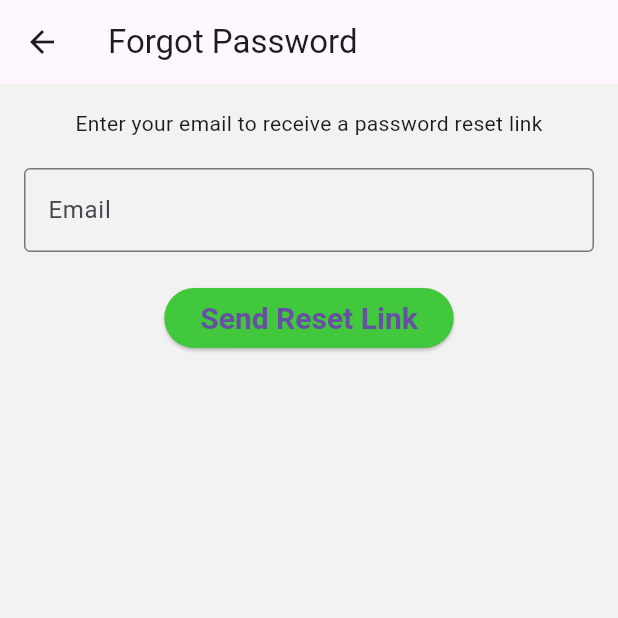
After one commit to Dinesh-jrr/Futsal-Booking-System, a Flutter app: the ForgotPasswordPage screen opened directly, on a phone screen of 412 x 824 dp, the top half of it. The commit adds this screen. Run offline on Flutter 3.47's test engine with Material 3 defaults, Android fonts, the phone set to English and light mode, and no system bars; our stand-ins replace flutter_rating_bar, google_maps_flutter, shared_preferences, socket_io_client, table_calendar; accounts and stored records are empty.

Commit message:
working on forgot password and verfiy email through otp

```diff
--- /dev/null
+++ b/lib/presentation/auth/pages/forgot_password.dart
@@ -0,0 +1,92 @@
+// ignore_for_file: use_build_context_synchronously
+
+import 'package:flutter/material.dart';
+import 'package:http/http.dart' as http;
+import 'dart:convert';
+
+import 'package:player/presentation/auth/pages/verify_otp_page.dart';
+
+class ForgotPasswordPage extends StatefulWidget {
+  const ForgotPasswordPage({super.key});
+
+  @override
+  State<ForgotPasswordPage> createState() => _ForgotPasswordPageState();
+}
+
+class _ForgotPasswordPageState extends State<ForgotPasswordPage> {
+  final TextEditingController _emailController = TextEditingController();
+  bool isLoading = false;
+
+  Future<void> sendResetLink() async {
+    final email = _emailController.text.trim();
+
+    if (email.isEmpty) {
+      ScaffoldMessenger.of(context).showSnackBar(
+        const SnackBar(content: Text("Please enter your email")),
+      );
+      return;
+    }
+
+    setState(() {
+      isLoading = true;
+    });
+
+    final url = Uri.parse('http://192.168.1.5:5000/api/users/forgot-password'); // adjust this
+    final response = await http.post(
+      url,
+      headers: {'Content-Type': 'application/json'},
+      body: jsonEncode({'email': email}),
+    );
+
+    setState(() {
+      isLoading = false;
+    });
+
+    if (response.statusCode == 200) {
+      Navigator.push(
+  context,
+  MaterialPageRoute(
+    builder: (_) => VerifyOtpPage(email: email),
+  ),
+);
+      ScaffoldMessenger.of(context).showSnackBar(
+        const SnackBar(content: Text("Reset link sent to your email")),
+      );
+      Navigator.pop(context);
+    } else {
+      ScaffoldMessenger.of(context).showSnackBar(
+        const SnackBar(content: Text("Failed to send reset link")),
+      );
+    }
+  }
+
+  @override
+  Widget build(BuildContext context) {
+    return Scaffold(
+      appBar: AppBar(title: const Text("Forgot Password")),
+      body: Padding(
+        padding: const EdgeInsets.all(16),
+        child: Column(
+          children: [
+            const Text("Enter your email to receive a password reset link"),
+            const SizedBox(height: 20),
+            TextField(
+              controller: _emailController,
+              decoration: const InputDecoration(
+                labelText: "Email",
+                border: OutlineInputBorder(),
+              ),
+            ),
+            const SizedBox(height: 20),
+            ElevatedButton(
+              onPressed: isLoading ? null : sendResetLink,
+              child: isLoading
+                  ? const CircularProgressIndicator(color: Colors.white)
+                  : const Text("Send Reset Link"),
+            )
+          ],
+        ),
+      ),
+    );
+  }
+}
```
Also changed, not shown: lib/presentation/auth/pages/signin.dart (+17 -9 lines), lib/presentation/auth/pages/verify_otp_page.dart (added, +96 -0 lines).
